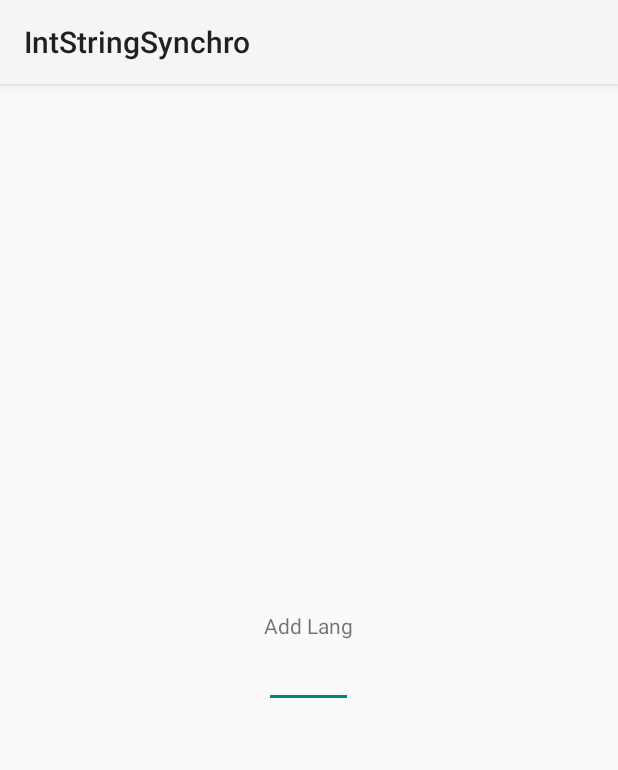
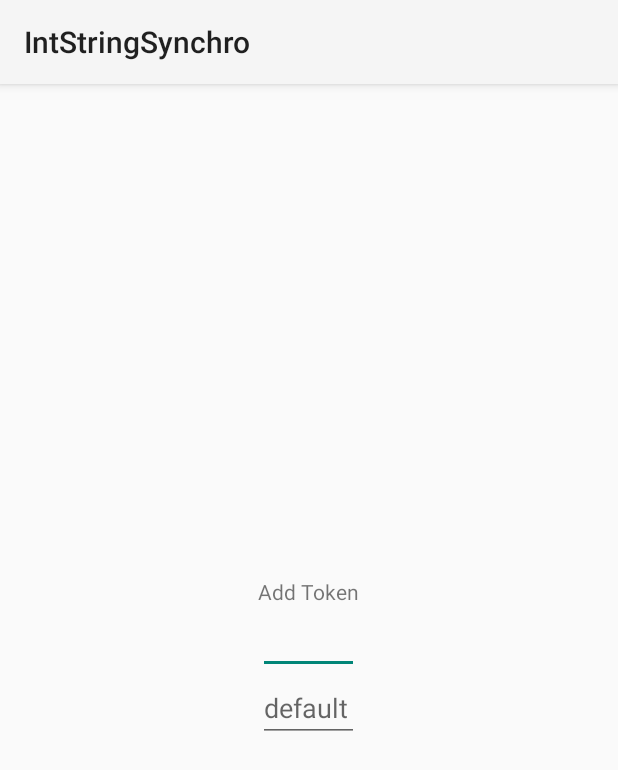
Before and after one commit to nohkumado/intstringsynchro, an Android app: the fragment DialogFragAddToken shown on its own in the app's theme, on a phone screen of 412 x 824 dp. Shown: the top 770 px of the screen. Run offline under Robolectric (Android 15) with nearby library versions, the phone set to English and light mode, and no system bars; 2 statements that could not run were skipped.

Commit message:
gave add token dialog an own layout since i added also a default value field.... changed internat data structure to nohutils treemap to have tabular data....

```diff
--- a/app/build.gradle
+++ b/app/build.gradle
@@ -21,5 +21,6 @@ android {
 
 dependencies {
   compile 'com.github.angads25:filepicker:1.0.6'
+  compile project('::../UtilsApp:nohutils')
     compile fileTree(dir: 'libs', include: ['*.jar'])
 }
--- a/app/src/main/java/com/nohkumado/intstringsynchro/DialogFragAddToken.java
+++ b/app/src/main/java/com/nohkumado/intstringsynchro/DialogFragAddToken.java
@@ -13,9 +13,9 @@ public class DialogFragAddToken  extends DialogFragment implements OnEditorActio
   public static final String TAG = "TokFrag";
   public interface AddTokenDialogListener
   {
-    void onFinishAddTokenDialog(String inputText);
+    void onFinishAddTokenDialog(String inputText,String defaultVal);
   }
-  private EditText mEditText;
+  private EditText mEditText,dEditText;
 
   public DialogFragAddToken()
   {
@@ -26,14 +26,16 @@ public class DialogFragAddToken  extends DialogFragment implements OnEditorActio
   public View onCreateView(LayoutInflater inflater, ViewGroup container,
                            Bundle savedInstanceState)
   {
-    View view = inflater.inflate(R.layout.frag_add_lang, container);
-    mEditText = (EditText) view.findViewById(R.id.txt_add_lang);
+    View view = inflater.inflate(R.layout.frag_add_tok, container);
+    mEditText = (EditText) view.findViewById(R.id.txt_add_tokname);
+    dEditText = (EditText) view.findViewById(R.id.txt_add_tokdef);
     getDialog().setTitle(R.string.add_tok);
     // Show soft keyboard automatically
     mEditText.requestFocus();
     getDialog().getWindow().setSoftInputMode(
       WindowManager.LayoutParams.SOFT_INPUT_STATE_VISIBLE);
     mEditText.setOnEditorActionListener(this);
+    dEditText.setOnEditorActionListener(this);
 
     return view;
   }//createView
@@ -46,7 +48,7 @@ public class DialogFragAddToken  extends DialogFragment implements OnEditorActio
     {
       // Return input text to activity
       AddTokenDialogListener activity = (AddTokenDialogListener) getActivity();
-      activity.onFinishAddTokenDialog(mEditText.getText().toString());
+      activity.onFinishAddTokenDialog(mEditText.getText().toString(),dEditText.getText().toString());
       this.dismiss();
       return true;
     }
--- /dev/null
+++ b/app/src/main/res/layout/frag_add_tok.xml
@@ -0,0 +1,23 @@
+<LinearLayout xmlns:android="http://schemas.android.com/apk/res/android"
+    android:id="@+id/dia_add_tok"
+    android:layout_width="wrap_content" android:layout_height="wrap_content"
+    android:layout_gravity="center" android:orientation="vertical"  >
+
+    <TextView
+        android:id="@+id/lbl_your_name" android:text="@string/add_tok"
+        android:layout_width="wrap_content" android:layout_height="wrap_content" />
+
+    <EditText
+        android:id="@+id/txt_add_tokname"
+        android:layout_width="match_parent"  android:layout_height="wrap_content"
+        android:inputType="text"
+        android:imeOptions="actionDone" />
+    <EditText
+        android:id="@+id/txt_add_tokdef"
+        android:layout_width="match_parent"  android:layout_height="wrap_content"
+        android:inputType="text"
+        android:hint="@string/def_val"
+        android:selectAllOnFocus="true"
+        android:imeOptions="actionDone" />
+
+</LinearLayout>
--- a/app/src/main/res/values/strings.xml
+++ b/app/src/main/res/values/strings.xml
@@ -7,4 +7,5 @@
     <string name="add_tok">Add Token</string>
     <string name="add_project">Add Project</string>
     <string name="open_stringxml">open a string.xml file of a project</string>
+    <string name="def_val">default value</string>
 </resources>
```
Also changed, not shown: app/src/main/java/com/nohkumado/intstringsynchro/MainActivity.java (+83 -18 lines), app/src/main/java/com/nohkumado/intstringsynchro/StringEntry.java (added, +16 -0 lines), app/src/main/java/com/nohkumado/intstringsynchro/StringEntryAdapter.java (added, +77 -0 lines), app/src/main/java/com/nohkumado/intstringsynchro/StringXmlParser.java (added, +93 -0 lines).
